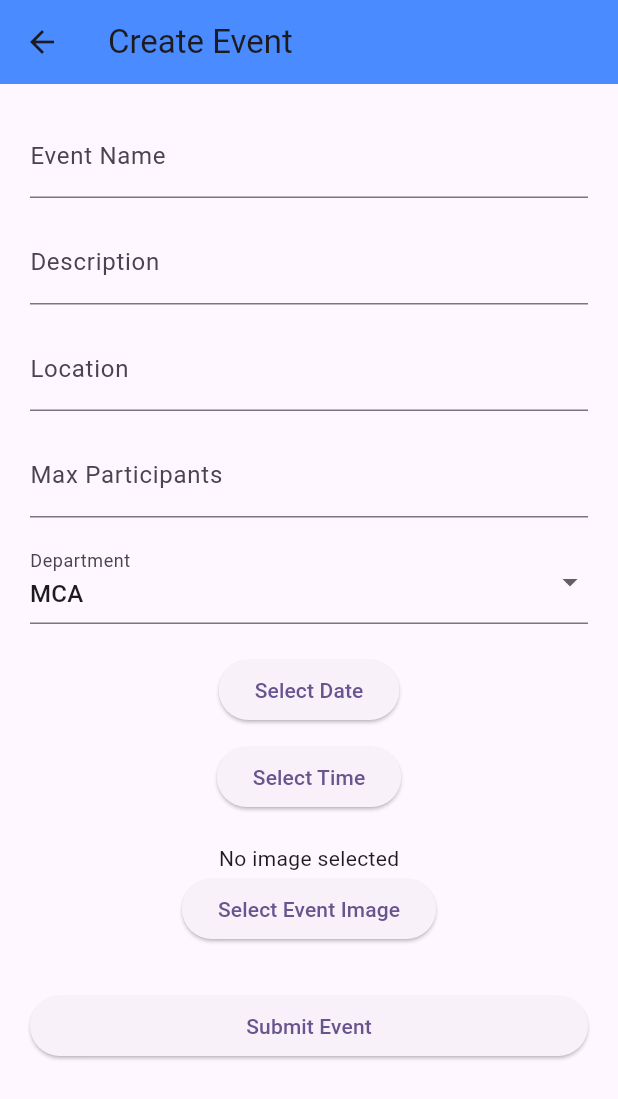
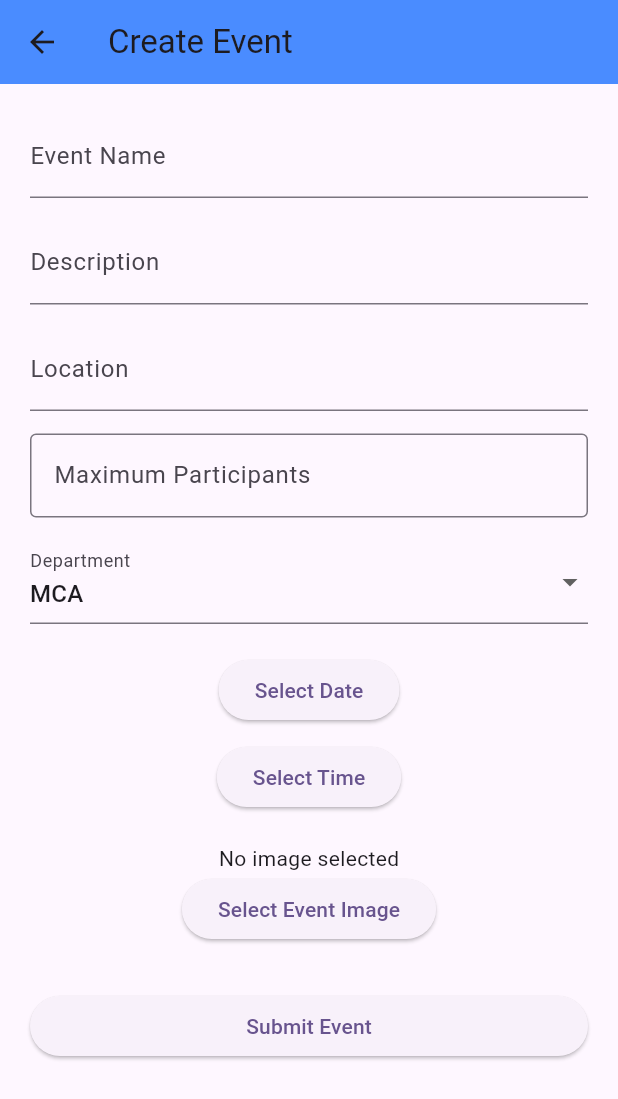
Before and after one commit to adwaythmanoharan/flutter_project_college, a Flutter app: the EventCreationPage screen opened directly, on a phone screen of 412 x 824 dp. Shown: the top 1099 px of the screen. Run offline on Flutter 3.47's test engine with Material 3 defaults, Android fonts, the phone set to English and light mode, and no system bars; our stand-ins replace image_picker.

Commit message:
what changed

```diff
--- a/lib/event_creation.dart
+++ b/lib/event_creation.dart
@@ -1,6 +1,7 @@
 import 'package:flutter/material.dart';
 import 'package:image_picker/image_picker.dart';
 import 'dart:io';
+import 'package:flutter/services.dart';
 
 class EventCreationPage extends StatefulWidget {
   const EventCreationPage({super.key});
@@ -99,10 +100,17 @@ class _EventCreationPageState extends State<EventCreationPage> {
 
               const SizedBox(height: 15),
 
-              TextField(
-                controller: participantsController,
-                decoration: const InputDecoration(labelText: "Max Participants"),
-              ),
+              TextFormField(
+  controller: participantsController,
+  keyboardType: TextInputType.number,
+  decoration: const InputDecoration(
+    labelText: "Maximum Participants",
+    border: OutlineInputBorder(),
+  ),
+  inputFormatters: [
+    FilteringTextInputFormatter.digitsOnly
+  ],
+),
 
               const SizedBox(height: 15),
 
--- a/lib/event_details.dart
+++ b/lib/event_details.dart
@@ -42,7 +42,8 @@ class EventDetailsPage extends StatelessWidget {
   leading: const Icon(Icons.home),
   title: const Text("Home"),
   onTap: () {
-                Navigator.pop(context);
+    Navigator.pop(context); // closes drawer
+    Navigator.pop(context); // removes EventDetailsPage → shows existing Homescreen
   },
 ),
 
```
Also changed, not shown: lib/homescreen.dart (+6 -6 lines). Lines whose indentation alone changed are shown as unchanged.
